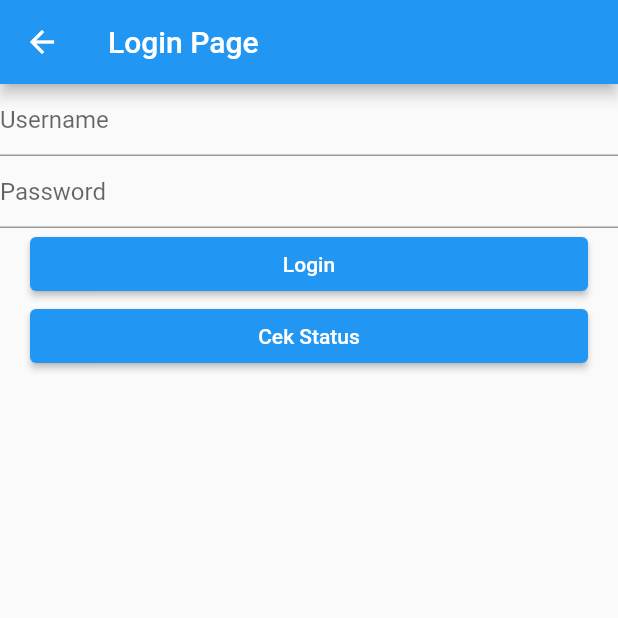
After one commit to ekky2412/module_ifsi_flutter, a Flutter app: the screen it shows after launch, after a tap on "Shared Preferences", on a phone screen of 412 x 824 dp, the top half of it. The commit adds this screen. Run offline on Flutter 3.47's test engine with Material 2 defaults, Android fonts, the phone set to English and light mode, and no system bars; our stand-ins replace hive, hive_flutter, image_picker, shared_preferences; accounts and stored records are empty; network calls fail.

Commit message:
add shared preferences feature

```diff
--- /dev/null
+++ b/lib/feature/login_shared_prefs/page_login_shared_prefs.dart
@@ -0,0 +1,91 @@
+import 'package:flutter/material.dart';
+import 'package:flutter/widgets.dart';
+import 'package:module_ifsi_flutter/view/common_submit_button.dart';
+import 'package:shared_preferences/shared_preferences.dart';
+
+class PageLoginSharedPrefs extends StatefulWidget {
+  const PageLoginSharedPrefs({Key? key}) : super(key: key);
+
+  @override
+  _PageLoginSharedPrefsState createState() => _PageLoginSharedPrefsState();
+}
+
+class _PageLoginSharedPrefsState extends State<PageLoginSharedPrefs> {
+  final Future<SharedPreferences> _prefs = SharedPreferences.getInstance();
+
+  final String usernameDB = "IF";
+  final String passwordDB = "IF123";
+
+  TextEditingController _usernameController = TextEditingController();
+  TextEditingController _passwordController = TextEditingController();
+
+  @override
+  Widget build(BuildContext context) {
+    return Scaffold(
+      appBar: AppBar(
+        title: Text("Login Page"),
+      ),
+      body: Container(
+        child: Column(
+          children: [
+            TextFormField(
+              controller: _usernameController,
+              decoration: InputDecoration(
+                hintText: "Username",
+              ),
+            ),
+            TextFormField(
+              controller: _passwordController,
+              decoration: InputDecoration(
+                hintText: "Password",
+              ),
+            ),
+            _buildLoginButton(),
+            _buildCheckStatusButton(),
+          ],
+        ),
+      ),
+    );
+  }
+
+  Widget _buildLoginButton() {
+    return CommonSubmitButton(
+      labelButton: "Login",
+      submitCallback: (value) {
+        String currentUsername = _usernameController.value.text;
+        String currentPassword = _passwordController.value.text;
+
+        print("current Username : ${currentUsername}");
+        print("current Password : ${currentPassword}");
+
+        _processLogin(currentUsername, currentPassword);
+      },
+    );
+  }
+
+  Widget _buildCheckStatusButton() {
+    return CommonSubmitButton(
+      labelButton: "Cek Status",
+      submitCallback: (value) {
+        _processCheckStatus();
+      },
+    );
+  }
+
+  void _processLogin(String username, String password) async {
+    if (username == usernameDB && password == passwordDB) {
+      SharedPreferences getPreferences = await _prefs;
+      bool status = await getPreferences.setBool("loginStatus", true);
+      print("Login Success");
+      print("Current Status $status");
+    } else {
+      print("Login Failed");
+    }
+  }
+
+  void _processCheckStatus() async {
+    SharedPreferences getPreferences = await _prefs;
+    bool status = getPreferences.getBool("loginStatus") ?? false;
+    print("Current Status $status");
+  }
+}
--- a/lib/home/homepage_body.dart
+++ b/lib/home/homepage_body.dart
@@ -4,6 +4,7 @@ import 'package:module_ifsi_flutter/feature/countries/page_detail_countries.dart
 import 'package:module_ifsi_flutter/feature/form_validation/FormInputValidation.dart';
 import 'package:module_ifsi_flutter/feature/image_picker/image_picker_section.dart';
 import 'package:module_ifsi_flutter/feature/login/login_section.dart';
+import 'package:module_ifsi_flutter/feature/login_shared_prefs/page_login_shared_prefs.dart';
 import 'package:module_ifsi_flutter/feature/todo_list/page_todo_list.dart';
 import 'package:module_ifsi_flutter/view/common_submit_button.dart';
 
@@ -34,6 +35,8 @@ class _HomepageBodyState extends State<HomepageBody> {
             _buildCountriesButton(),
             SizedBox(height: 10),
             _buildTodoListButton(),
+            SizedBox(height: 10),
+            _buildSharedPrefsButton(),
           ],
         ),
       ),
@@ -105,4 +108,17 @@ class _HomepageBodyState extends State<HomepageBody> {
       },
     );
   }
+
+  Widget _buildSharedPrefsButton() {
+    return CommonSubmitButton(
+      labelButton: "Shared Preferences",
+      submitCallback: (value) {
+        Navigator.of(context).push(
+          MaterialPageRoute(
+            builder: (context) => PageLoginSharedPrefs(),
+          ),
+        );
+      },
+    );
+  }
 }
--- a/pubspec.yaml
+++ b/pubspec.yaml
@@ -35,6 +35,8 @@ dependencies:
   http: 0.13.4
   hive: 2.0.5
   hive_flutter: 1.1.0
+  shared_preferences: ^2.0.12
+  fluttertoast: ^8.0.8
 
 
   # The following adds the Cupertino Icons font to your application.
```
Also changed, not shown: pubspec.lock.
